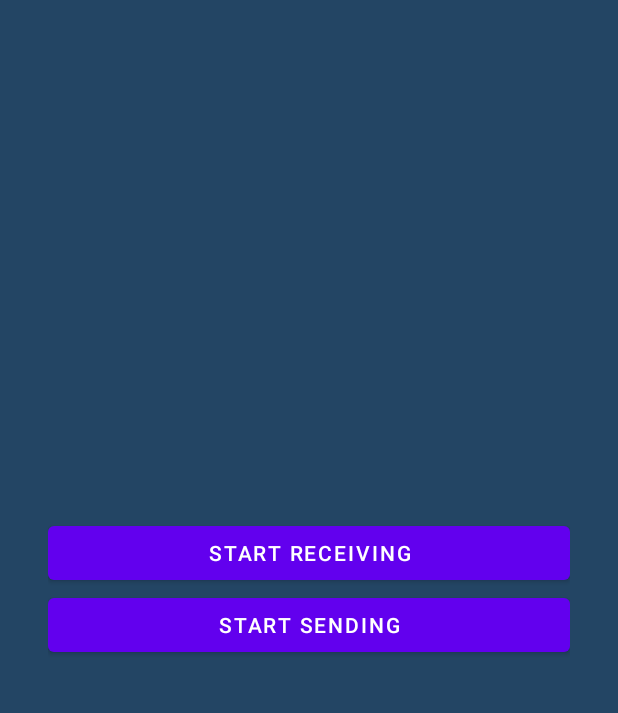
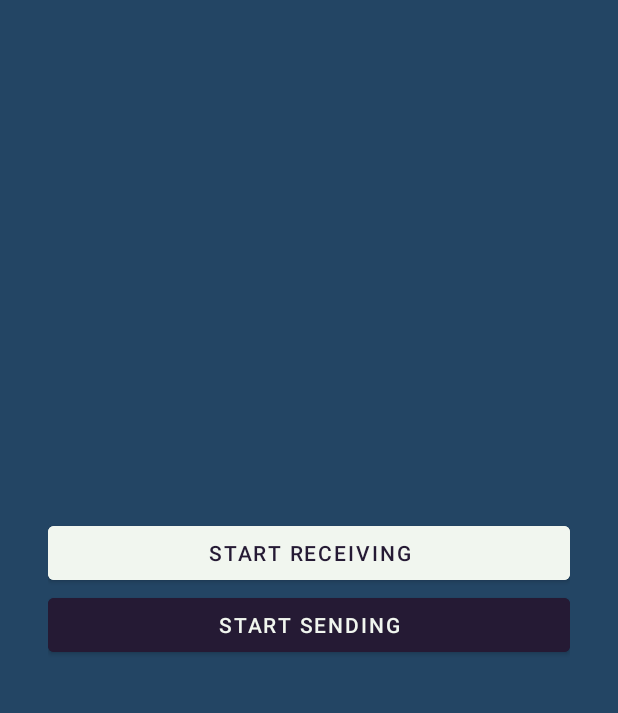
Before and after one commit to itsfeas/airblip, an Android app: the screen it shows after launch (MainActivity), on a phone screen of 412 x 824 dp, the part 29-742 px from its top. Run offline under Robolectric (Android 15) with nearby library versions, the light colour scheme and no system bars.

```diff
--- a/app/src/main/res/layout/activity_main.xml
+++ b/app/src/main/res/layout/activity_main.xml
@@ -36,7 +36,9 @@
                     android:layout_height="wrap_content"
                     android:layout_alignParentTop="true"
                     android:onClick="startReceiving"
-                    android:text="Start receiving" />
+                    android:text="Start receiving"
+                    android:backgroundTint= "@color/light_yellow"
+                    android:textColor="@color/dark_blue"/>
 
                 <Button
                     android:id="@+id/send"
@@ -44,7 +46,10 @@
                     android:layout_height="wrap_content"
                     android:text="Start sending"
                     android:onClick="startSending"
-                    android:layout_below="@+id/receive" />
+                    android:backgroundTint= "@color/dark_blue"
+                    android:textColor="@color/light_yellow"
+                    android:layout_below="@+id/receive"
+                    />
             </RelativeLayout>
 
 <!--            <RelativeLayout-->
```
